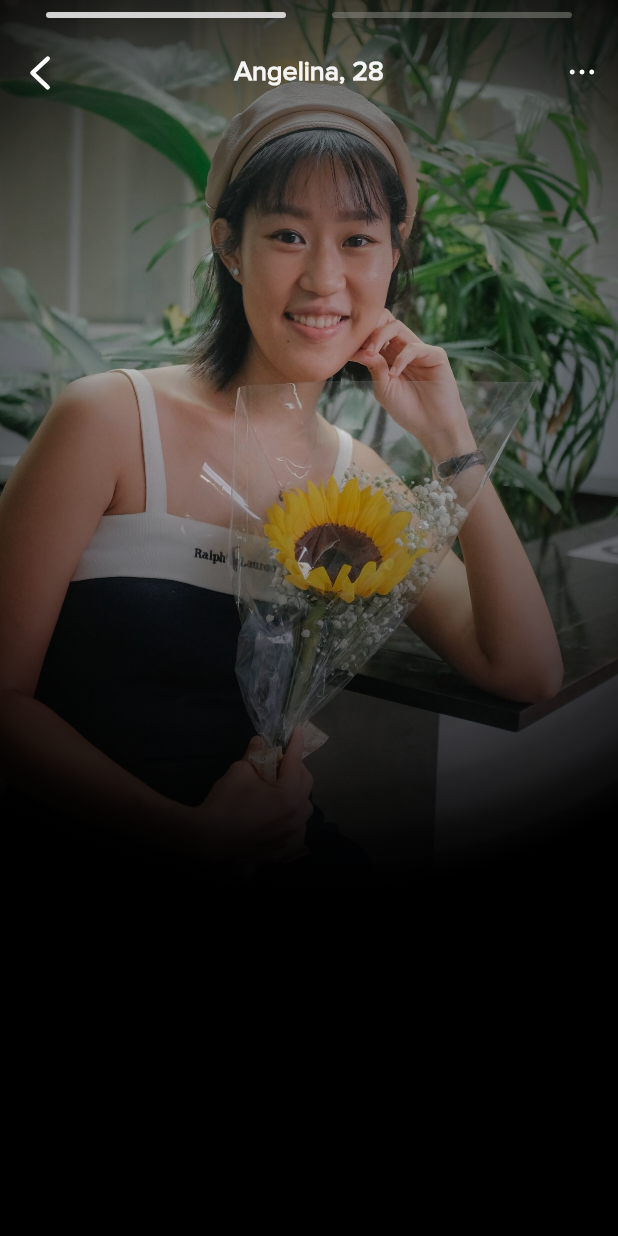
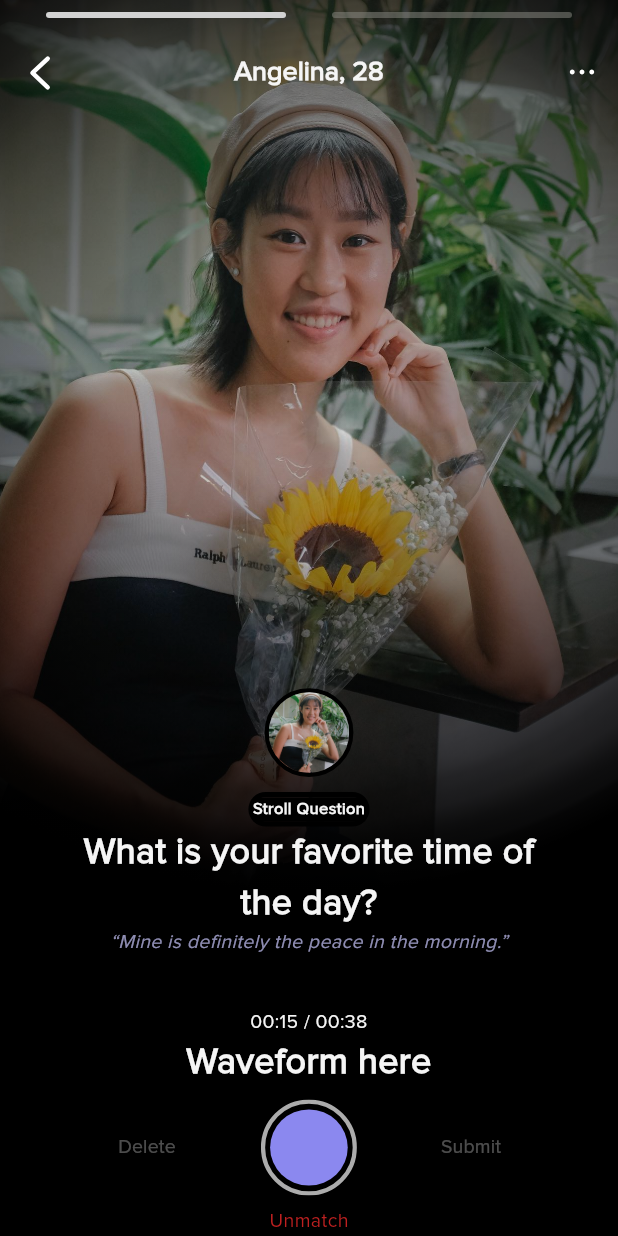
Before and after one commit to abhikatta/fe_interview_task_1, a Flutter app: the AudioRecordingPage screen opened directly, on a phone screen of 412 x 824 dp. Run offline on Flutter 3.47's test engine with Material 3 defaults, Android fonts, the phone set to English and light mode, and no system bars; our stand-ins replace flutter_svg.

Commit message:
added button icon state management for manaing record option icons

```diff
--- /dev/null
+++ b/lib/components/my_audio_recorder.dart
@@ -0,0 +1,229 @@
+import 'package:fe_interview_task_1/components/avatar.dart';
+import 'package:flutter/material.dart';
+import 'package:flutter_svg/svg.dart';
+
+class MyAudioRecorder extends StatefulWidget {
+  const MyAudioRecorder({Key? key}) : super(key: key);
+
+  @override
+  State<MyAudioRecorder> createState() => _MyAudioRecorderState();
+}
+
+class _MyAudioRecorderState extends State<MyAudioRecorder> {
+  bool areDeleteSubmitButtonEnabled = false;
+  String buttonState = 'start_record_button';
+  bool isRecorded = false;
+
+/*
+all states: none, recording, recorded, playable, playing,
+
+while ::
+  none->recordable
+  recorded->playable
+  playable->pausible
+  pausible->playable
+
+initially :
+button state: idle (none)
+first press: isRecording=true
+second press on isRecording :: true : isRecorded=true
+
+presses available on isRecorded=true: play, delete, submit
+current button :: isPlayable
+
+while playable : new button state:: isPausable=true
+if not playing : button state::isPausable=false
+
+
+ */
+  void submitDeletePressed() {
+    setState(() {
+      if (areDeleteSubmitButtonEnabled) {
+        isRecorded = false;
+        areDeleteSubmitButtonEnabled = false;
+        if ((buttonState == 'play_button' || buttonState == 'pause_button') &&
+            !isRecorded) {
+          buttonState = 'start_record_button';
+        }
+      }
+    });
+  }
+
+  void toggleButton() {
+    setState(() {
+      if (buttonState == 'start_record_button') {
+        buttonState = 'stop_record_button';
+      } else if (buttonState == 'stop_record_button') {
+        isRecorded = true;
+        areDeleteSubmitButtonEnabled = true;
+        buttonState = 'play_button';
+      } else if (buttonState == 'play_button' && isRecorded) {
+        buttonState = 'pause_button';
+      } else if (buttonState == 'pause_button' && isRecorded) {
+        buttonState = 'play_button';
+      } else if ((buttonState == 'play_button' ||
+              buttonState == 'pause_button') &&
+          !isRecorded) {
+        buttonState = 'start_record_button';
+      }
+    });
+  }
+
+  @override
+  Widget build(BuildContext context) {
+    return Align(
+      alignment: Alignment.bottomCenter,
+      child: Column(
+        mainAxisSize: MainAxisSize.min,
+        children: [
+          Container(
+            margin: const EdgeInsets.only(bottom: 10),
+            decoration: BoxDecoration(
+              border: Border.all(
+                width: 2.76,
+                color: Colors.black,
+              ),
+              borderRadius: BorderRadius.circular(999),
+            ),
+            child: const MyAvatar(imagePath: 'lib/assets/human.png'),
+          ),
+          Container(
+            decoration: BoxDecoration(
+              borderRadius: BorderRadius.circular(999),
+              border: const Border.symmetric(
+                horizontal: BorderSide(
+                  width: 3.5,
+                  color: Colors.black,
+                ),
+                vertical: BorderSide(
+                  width: 3,
+                  color: Colors.black,
+                ),
+              ),
+            ),
+            child: const Text(
+              'Stroll Question',
+              style: TextStyle(
+                fontSize: 11,
+                backgroundColor: Colors.black,
+                color: Color(0xFFF5F5F5),
+                fontWeight: FontWeight.w700,
+                fontFamily: 'ProximaNova',
+              ),
+            ),
+          ),
+          Container(
+              alignment: Alignment.center,
+              child: const Column(children: [
+                Padding(
+                    padding: EdgeInsets.symmetric(horizontal: 55),
+                    child: Text(
+                      'What is your favorite time of the day?',
+                      textAlign: TextAlign.center,
+                      style: TextStyle(
+                        fontSize: 24,
+                        color: Color(0xFFF5F5F5),
+                        fontWeight: FontWeight.w700,
+                        fontFamily: 'ProximaNova',
+                      ),
+                    )),
+                Text(
+                  '“Mine is definitely the peace in the morning.”',
+                  style: TextStyle(
+                    fontSize: 13,
+                    color: Color.fromRGBO(203, 201, 255, 0.7),
+                    fontStyle: FontStyle.italic,
+                    fontWeight: FontWeight.w400,
+                    fontFamily: 'ProximaNova',
+                  ),
+                ),
+                Padding(
+                    padding: EdgeInsets.only(
+                      top: 34,
+                    ),
+                    child: Text(
+                      '00:15 / 00:38',
+                      textAlign: TextAlign.center,
+                      style: TextStyle(
+                        fontSize: 13,
+                        color: Color.fromRGBO(245, 245, 245, 1),
+                        fontWeight: FontWeight.w400,
+                        fontFamily: 'ProximaNova',
+                      ),
+                    )),
+
+                // temp:
+
+                //
+              ])),
+          const Text(
+            'Waveform here',
+            textAlign: TextAlign.center,
+            style: TextStyle(
+              fontSize: 24,
+              color: Color(0xFFF5F5F5),
+              fontWeight: FontWeight.w700,
+              fontFamily: 'ProximaNova',
+            ),
+          ),
+          Row(
+            mainAxisAlignment: MainAxisAlignment.center,
+            children: [
+              TextButton(
+                onPressed: () {
+                  submitDeletePressed();
+                },
+                child: Text(
+                  'Delete',
+                  style: TextStyle(
+                    color: areDeleteSubmitButtonEnabled == false
+                        ? const Color.fromRGBO(255, 255, 255, 0.3)
+                        : const Color.fromRGBO(255, 255, 255, 1),
+                    fontSize: 13,
+                    fontFamily: 'ProximaNova',
+                    fontWeight: FontWeight.w400,
+                  ),
+                ),
+              ),
+              const SizedBox(width: 36),
+              IconButton(
+                onPressed: () {
+                  toggleButton();
+                },
+                icon: SvgPicture.asset('lib/assets/$buttonState.svg'),
+              ),
+              const SizedBox(width: 36),
+              TextButton(
+                onPressed: () {
+                  submitDeletePressed();
+                },
+                child: Text(
+                  'Submit',
+                  style: TextStyle(
+                    color: areDeleteSubmitButtonEnabled == false
+                        ? const Color.fromRGBO(255, 255, 255, 0.3)
+                        : const Color.fromRGBO(255, 255, 255, 1),
+                    fontSize: 13,
+                    fontFamily: 'ProximaNova',
+                    fontWeight: FontWeight.w400,
+                  ),
+                ),
+              ),
+            ],
+          ),
+          Text(
+            'Unmatch',
+            style: TextStyle(
+              color: areDeleteSubmitButtonEnabled == true
+                  ? const Color.fromRGBO(255, 41, 41, 1)
+                  : const Color.fromRGBO(190, 32, 32, 1),
+              fontSize: 13,
+              fontFamily: 'ProximaNova',
+              fontWeight: FontWeight.w400,
+            ),
+          ),
+        ],
+      ),
+    );
+  }
+}
--- a/lib/pages/record_audio_page.dart
+++ b/lib/pages/record_audio_page.dart
@@ -1,3 +1,4 @@
+import 'package:fe_interview_task_1/components/my_audio_recorder.dart';
 import 'package:fe_interview_task_1/components/my_status_bar.dart';
 import 'package:flutter/material.dart';
 import 'package:flutter_svg/flutter_svg.dart';
@@ -42,6 +43,9 @@ class AudioRecordingPage extends StatelessWidget {
             name: "Angelina",
             age: 28,
           ),
+          MyAudioRecorder(
+            key: key,
+          )
         ],
       ),
     ));
```
Also changed, not shown: lib/assets/pause_button.svg (added), lib/assets/play_button.svg (added), lib/assets/start_record_button.svg (added), lib/assets/stop_record_button.svg (added).
